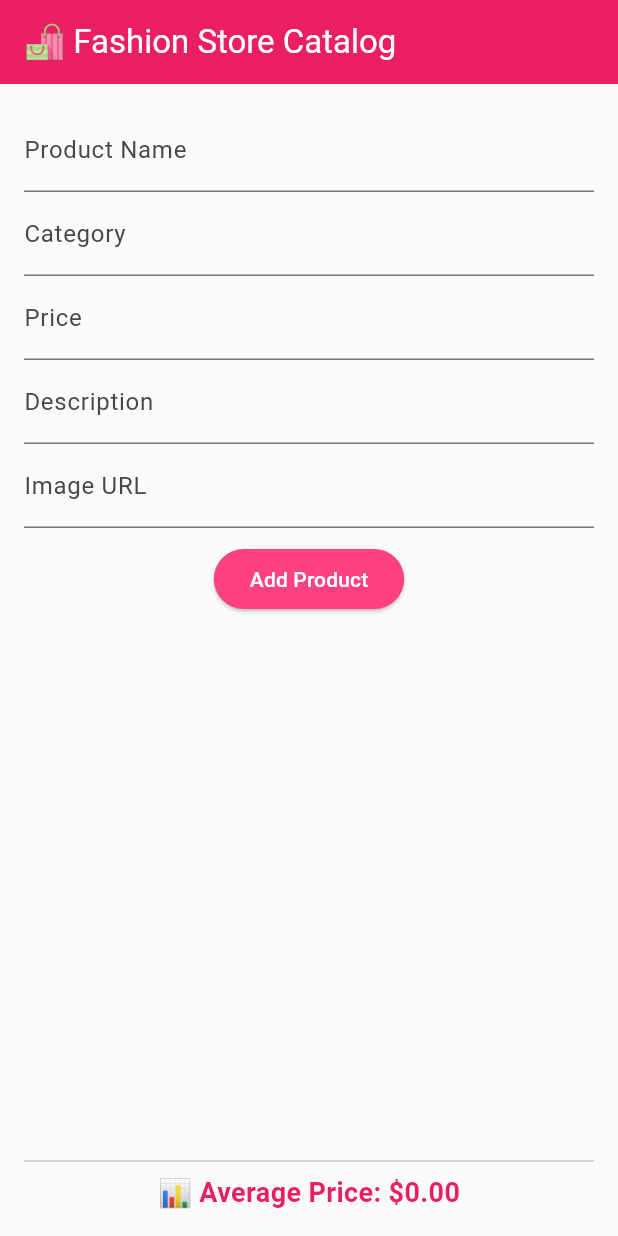
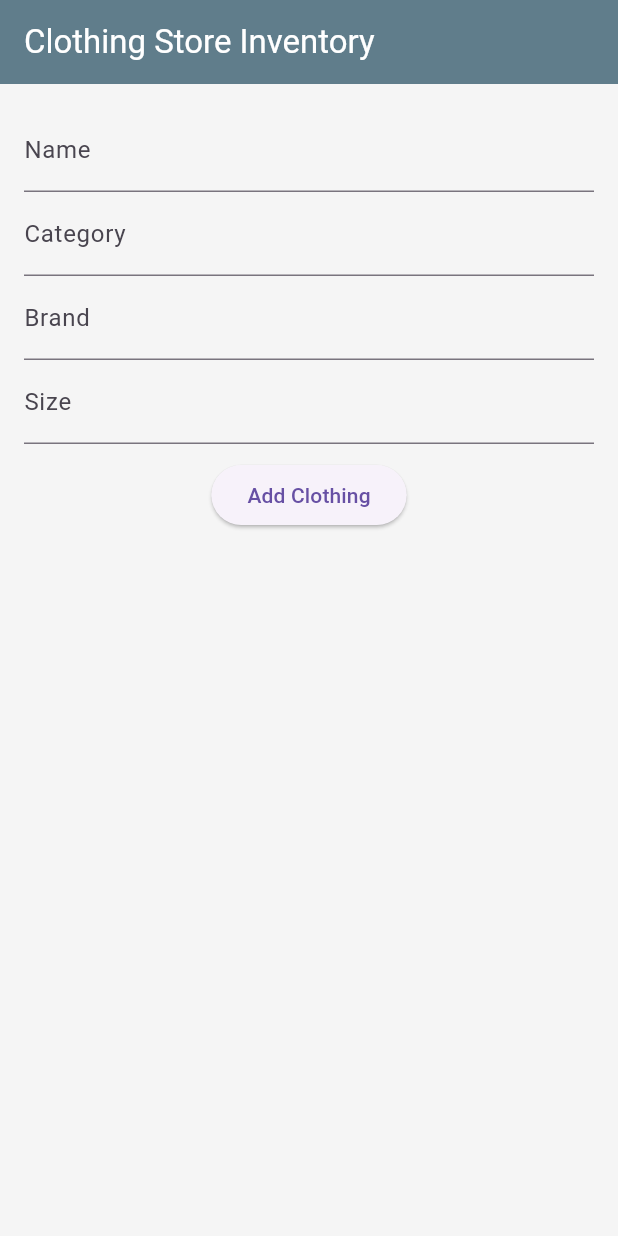
Before and after one commit to Mounika3128/flutter6, a Flutter app: the screen it shows after launch, on a phone screen of 412 x 824 dp. Run offline on Flutter 3.47's test engine with Material 3 defaults, Android fonts, the phone set to English and light mode, and no system bars; our stand-ins replace sqflite_common_ffi; accounts and stored records are empty.

Commit message:
first commit

```diff
--- /dev/null
+++ b/lib/clothing_item.dart
@@ -0,0 +1,34 @@
+class ClothingItem {
+  int? id;
+  String name;
+  String category;
+  String brand;
+  String size;
+
+  ClothingItem({
+    this.id,
+    required this.name,
+    required this.category,
+    required this.brand,
+    required this.size,
+  });
+
+  factory ClothingItem.fromMap(Map<String, dynamic> map) {
+    return ClothingItem(
+      id: map['id'],
+      name: map['name'],
+      category: map['category'],
+      brand: map['brand'],
+      size: map['size'],
+    );
+  }
+
+  Map<String, dynamic> toMap() {
+    return {
+      'name': name,
+      'category': category,
+      'brand': brand,
+      'size': size,
+    };
+  }
+}
--- a/lib/database_helper.dart
+++ b/lib/database_helper.dart
@@ -1,21 +1,20 @@
 import 'dart:io';
-// ignore: depend_on_referenced_packages
 import 'package:path/path.dart';
 import 'package:path_provider/path_provider.dart';
 import 'package:sqflite_common_ffi/sqflite_ffi.dart';
+import 'clothing_item.dart';
 
-import 'product.dart';
-
-class ProductDatabaseHelper {
+class ClothingDatabaseHelper {
   static Database? _database;
-  static final ProductDatabaseHelper instance = ProductDatabaseHelper._privateConstructor();
-  ProductDatabaseHelper._privateConstructor();
+  static final ClothingDatabaseHelper instance =
+      ClothingDatabaseHelper._privateConstructor();
+  ClothingDatabaseHelper._privateConstructor();
 
   Future<Database> get database async {
     if (_database != null) return _database!;
 
     Directory dir = await getApplicationDocumentsDirectory();
-    String path = join(dir.path, 'fashion_store.db');
+    String path = join(dir.path, 'clothing_store.db');
 
     if (Platform.isWindows || Platform.isLinux || Platform.isMacOS) {
       sqfliteFfiInit();
@@ -26,16 +25,12 @@ class ProductDatabaseHelper {
           onCreate: _onCreate,
         ),
       );
-      // ignore: avoid_print
-      print("✅ Using FFI-based SQLite factory for desktop.");
     } else {
       _database = await openDatabase(
         path,
         version: 1,
         onCreate: _onCreate,
       );
-      // ignore: avoid_print
-      print("✅ Using default SQLite factory for mobile.");
     }
 
     return _database!;
@@ -43,56 +38,43 @@ class ProductDatabaseHelper {
 
   Future<void> _onCreate(Database db, int version) async {
     await db.execute('''
-      CREATE TABLE products (
+      CREATE TABLE clothing (
         id INTEGER PRIMARY KEY AUTOINCREMENT,
         name TEXT,
         category TEXT,
-        price REAL,
-        description TEXT,
-        imageUrl TEXT
+        brand TEXT,
+        size TEXT
       )
     ''');
   }
 
-  Future<int> insertProduct(Product product) async {
+  Future<int> insertClothing(ClothingItem item) async {
     final db = await instance.database;
-    return await db.insert('products', product.toMap());
+    return await db.insert('clothing', item.toMap());
   }
 
-  Future<List<Product>> getAllProducts() async {
+  Future<List<ClothingItem>> getAllClothing() async {
     final db = await instance.database;
-    final result = await db.query('products', orderBy: 'name ASC');
-    return result.map((e) => Product.fromMap(e)).toList();
+    final result = await db.query('clothing', orderBy: 'name ASC');
+    return result.map((e) => ClothingItem.fromMap(e)).toList();
   }
 
-  Future<int> updateProduct(Product product) async {
+  Future<int> updateClothing(ClothingItem item) async {
     final db = await instance.database;
     return await db.update(
-      'products',
-      product.toMap(),
+      'clothing',
+      item.toMap(),
       where: 'id = ?',
-      whereArgs: [product.id],
+      whereArgs: [item.id],
     );
   }
 
-  Future<int> deleteProduct(int id) async {
+  Future<int> deleteClothing(int id) async {
     final db = await instance.database;
     return await db.delete(
-      'products',
+      'clothing',
       where: 'id = ?',
       whereArgs: [id],
     );
   }
-
-  // Optional: Add a method to get products by category for fashion store filtering
-  Future<List<Product>> getProductsByCategory(String category) async {
-    final db = await instance.database;
-    final result = await db.query(
-      'products',
-      where: 'category = ?',
-      whereArgs: [category],
-      orderBy: 'name ASC',
-    );
-    return result.map((e) => Product.fromMap(e)).toList();
-  }
 }
--- a/lib/main.dart
+++ b/lib/main.dart
@@ -1,210 +1,130 @@
 import 'package:flutter/material.dart';
-import 'package:flutter_application_1/database_helper.dart';
-import 'product.dart';  // Updated import to the new Product class
+import 'clothing_item.dart';
+import 'database_helper.dart';
 
 void main() {
-  // ProductDatabaseHelper handles database init per platform, no FFI init here
-  runApp(const FashionStoreApp());
+  runApp(const ClothingStoreApp());
 }
 
-class FashionStoreApp extends StatelessWidget {
-  const FashionStoreApp({super.key});
+class ClothingStoreApp extends StatelessWidget {
+  const ClothingStoreApp({super.key});
 
   @override
   Widget build(BuildContext context) {
     return MaterialApp(
-      title: 'Fashion Store',
+      title: 'Clothing Store',
       debugShowCheckedModeBanner: false,
       theme: ThemeData(
-        primarySwatch: Colors.pink,  // Changed to pink for a fashion-themed color scheme
-        scaffoldBackgroundColor: Colors.grey[50],  // Light background for elegance
+        primarySwatch: Colors.blueGrey,
+        scaffoldBackgroundColor: Colors.grey[100],
         appBarTheme: const AppBarTheme(
-          backgroundColor: Colors.pink,
-          foregroundColor: Colors.white,
-        ),
-        elevatedButtonTheme: ElevatedButtonThemeData(
-          style: ElevatedButton.styleFrom(
-            backgroundColor: Colors.pinkAccent,
+          backgroundColor: Colors.blueGrey,
           foregroundColor: Colors.white,
         ),
       ),
-        cardTheme: CardThemeData(  // Fixed: Changed CardTheme to CardThemeData
-          elevation: 4,
-          shape: RoundedRectangleBorder(borderRadius: BorderRadius.circular(12)),
-        ),
-      ),
-      home: const ProductCatalogScreen(),
+      home: const ClothingCatalogScreen(),
     );
   }
 }
 
-class ProductCatalogScreen extends StatefulWidget {
-  const ProductCatalogScreen({super.key});
+class ClothingCatalogScreen extends StatefulWidget {
+  const ClothingCatalogScreen({super.key});
 
   @override
-  // ignore: library_private_types_in_public_api
-  _ProductCatalogScreenState createState() => _ProductCatalogScreenState();
+  State<ClothingCatalogScreen> createState() => _ClothingCatalogScreenState();
 }
 
-class _ProductCatalogScreenState extends State<ProductCatalogScreen> {
+class _ClothingCatalogScreenState extends State<ClothingCatalogScreen> {
   final _nameController = TextEditingController();
   final _categoryController = TextEditingController();
-  final _priceController = TextEditingController();
-  final _descriptionController = TextEditingController();
-  final _imageUrlController = TextEditingController();
+  final _brandController = TextEditingController();
+  final _sizeController = TextEditingController();
 
-  List<Product> _products = [];
-  double _averagePrice = 0.0;
+  List<ClothingItem> _clothingList = [];
 
   @override
   void initState() {
     super.initState();
-    _loadProducts();
+    _loadClothing();
   }
 
-  void _loadProducts() async {
-    try {
-      final data = await ProductDatabaseHelper.instance.getAllProducts();
-      double total = 0;
-      for (var p in data) {
-        total += p.price;
-      }
+  void _loadClothing() async {
+    final data = await ClothingDatabaseHelper.instance.getAllClothing();
     if (!mounted) return;
-      setState(() {
-        _products = data;
-        _averagePrice = data.isNotEmpty ? total / data.length : 0.0;
-      });
-    } catch (e) {
-      if (!mounted) return;
-      ScaffoldMessenger.of(context).showSnackBar(
-        SnackBar(content: Text("❌ Error loading products: $e")),
-      );
-    }
+    setState(() => _clothingList = data);
   }
 
-  void _addProduct() async {
+  void _addClothing() async {
     if (_nameController.text.isEmpty ||
         _categoryController.text.isEmpty ||
-        _priceController.text.isEmpty ||
-        _descriptionController.text.isEmpty ||
-        _imageUrlController.text.isEmpty) {
-      if (!mounted) return;
+        _brandController.text.isEmpty ||
+        _sizeController.text.isEmpty) {
       ScaffoldMessenger.of(context).showSnackBar(
-        const SnackBar(content: Text("⚠️ Please fill all fields")),
+        const SnackBar(content: Text("Please fill all fields")),
       );
       return;
     }
-    try {
-      final newProduct = Product(
+
+    final item = ClothingItem(
       name: _nameController.text.trim(),
       category: _categoryController.text.trim(),
-        price: double.tryParse(_priceController.text) ?? 0.0,
-        description: _descriptionController.text.trim(),
-        imageUrl: _imageUrlController.text.trim(),
+      brand: _brandController.text.trim(),
+      size: _sizeController.text.trim(),
     );
 
-      await ProductDatabaseHelper.instance.insertProduct(newProduct);
-      if (!mounted) return;
-
+    await ClothingDatabaseHelper.instance.insertClothing(item);
     _clearFields();
-      _loadProducts();
-      ScaffoldMessenger.of(context).showSnackBar(
-        const SnackBar(content: Text("✅ Product added successfully!")),
-      );
-    } catch (e) {
-      if (!mounted) return;
-      debugPrint('Error in _addProduct: $e');
-      ScaffoldMessenger.of(context).showSnackBar(
-        SnackBar(content: Text("❌ Error adding product: $e")),
-      );
-    }
+    _loadClothing();
   }
 
   void _clearFields() {
     _nameController.clear();
     _categoryController.clear();
-    _priceController.clear();
-    _descriptionController.clear();
-    _imageUrlController.clear();
+    _brandController.clear();
+    _sizeController.clear();
   }
 
-  void _deleteProduct(int id) async {
-    try {
-      await ProductDatabaseHelper.instance.deleteProduct(id);
-      if (!mounted) return;
-      _loadProducts();
-      ScaffoldMessenger.of(context).showSnackBar(
-        const SnackBar(content: Text("🗑️ Product deleted")),
-      );
-    } catch (e) {
-      if (!mounted) return;
-      ScaffoldMessenger.of(context).showSnackBar(
-        SnackBar(content: Text("❌ Error deleting product: $e")),
-      );
-    }
+  void _deleteClothing(int id) async {
+    await ClothingDatabaseHelper.instance.deleteClothing(id);
+    _loadClothing();
   }
 
-  void _updateProduct(Product product) async {
-    _nameController.text = product.name;
-    _categoryController.text = product.category;
-    _priceController.text = product.price.toString();
-    _descriptionController.text = product.description;
-    _imageUrlController.text = product.imageUrl;
+  void _updateClothing(ClothingItem item) {
+    _nameController.text = item.name;
+    _categoryController.text = item.category;
+    _brandController.text = item.brand;
+    _sizeController.text = item.size;
 
     showDialog(
       context: context,
       builder: (_) => AlertDialog(
-        title: const Text("Update Product"),
+        title: const Text("Update Clothing Item"),
         content: Column(
           mainAxisSize: MainAxisSize.min,
           children: [
-            TextField(
-                controller: _nameController,
-                decoration: const InputDecoration(labelText: "Product Name")),
-            TextField(
-                controller: _categoryController,
-                decoration: const InputDecoration(labelText: "Category")),
-            TextField(
-                controller: _priceController,
-                decoration: const InputDecoration(labelText: "Price"),
-                keyboardType: TextInputType.number),
-            TextField(
-                controller: _descriptionController,
-                decoration: const InputDecoration(labelText: "Description")),
-            TextField(
-                controller: _imageUrlController,
-                decoration: const InputDecoration(labelText: "Image URL")),
+            TextField(controller: _nameController, decoration: const InputDecoration(labelText: "Name")),
+            TextField(controller: _categoryController, decoration: const InputDecoration(labelText: "Category")),
+            TextField(controller: _brandController, decoration: const InputDecoration(labelText: "Brand")),
+            TextField(controller: _sizeController, decoration: const InputDecoration(labelText: "Size")),
           ],
         ),
         actions: [
           TextButton(
             onPressed: () async {
-              try {
-                final updatedProduct = Product(
-                  id: product.id,
+              final updated = ClothingItem(
+                id: item.id,
                 name: _nameController.text.trim(),
                 category: _categoryController.text.trim(),
-                  price: double.tryParse(_priceController.text) ?? 0.0,
-                  description: _descriptionController.text.trim(),
-                  imageUrl: _imageUrlController.text.trim(),
+                brand: _brandController.text.trim(),
+                size: _sizeController.text.trim(),
               );
-                await ProductDatabaseHelper.instance.updateProduct(updatedProduct);
-                if (!mounted) return;
+              await ClothingDatabaseHelper.instance.updateClothing(updated);
+              Navigator.pop(context);
               _clearFields();
-                Navigator.pop(context);
-                _loadProducts();
-                ScaffoldMessenger.of(context).showSnackBar(
-                  const SnackBar(content: Text("✏️ Product updated successfully!")),
-                );
-              } catch (e) {
-                if (!mounted) return;
-                ScaffoldMessenger.of(context).showSnackBar(
-                  SnackBar(content: Text("❌ Error updating product: $e")),
-                );
-              }
+              _loadClothing();
             },
             child: const Text("Save"),
-          )
+          ),
         ],
       ),
     );
@@ -213,50 +133,35 @@ class _ProductCatalogScreenState extends State<ProductCatalogScreen> {
   @override
   Widget build(BuildContext context) {
     return Scaffold(
-      appBar: AppBar(title: const Text("🛍️ Fashion Store Catalog")),
+      appBar: AppBar(title: const Text("Clothing Store Inventory")),
       body: Padding(
         padding: const EdgeInsets.all(16),
         child: Column(
           children: [
-            TextField(
-                controller: _nameController,
-                decoration: const InputDecoration(labelText: "Product Name")),
-            TextField(
-                controller: _categoryController,
-                decoration: const InputDecoration(labelText: "Category")),
-            TextField(
-                controller: _priceController,
-                decoration: const InputDecoration(labelText: "Price"),
-                keyboardType: TextInputType.number),
-            TextField(
-                controller: _descriptionController,
-                decoration: const InputDecoration(labelText: "Description")),
-            TextField(
-                controller: _imageUrlController,
-                decoration: const InputDecoration(labelText: "Image URL")),
+            TextField(controller: _nameController, decoration: const InputDecoration(labelText: "Name")),
+            TextField(controller: _categoryController, decoration: const InputDecoration(labelText: "Category")),
+            TextField(controller: _brandController, decoration: const InputDecoration(labelText: "Brand")),
+            TextField(controller: _sizeController, decoration: const InputDecoration(labelText: "Size")),
             const SizedBox(height: 10),
-            ElevatedButton(onPressed: _addProduct, child: const Text("Add Product")),
+            ElevatedButton(onPressed: _addClothing, child: const Text("Add Clothing")),
             const SizedBox(height: 10),
             Expanded(
               child: ListView.builder(
-                itemCount: _products.length,
+                itemCount: _clothingList.length,
                 itemBuilder: (context, index) {
-                  final product = _products[index];
+                  final item = _clothingList[index];
                   return Card(
                     child: ListTile(
-                      leading: product.imageUrl.isNotEmpty
-                          ? Image.network(product.imageUrl, width: 50, height: 50, fit: BoxFit.cover)
-                          : const Icon(Icons.image, size: 50),
-                      title: Text("${product.name} - ${product.category}"),
-                      subtitle: Text("Price: \$${product.price.toStringAsFixed(2)}\n${product.description}"),
+                      title: Text("${item.name} - ${item.brand}"),
+                      subtitle: Text("Category: ${item.category} | Size: ${item.size}"),
                       trailing: Row(
                         mainAxisSize: MainAxisSize.min,
                         children: [
                           IconButton(
-                              onPressed: () => _updateProduct(product),
+                              onPressed: () => _updateClothing(item),
                               icon: const Icon(Icons.edit, color: Colors.blue)),
                           IconButton(
-                              onPressed: () => _deleteProduct(product.id!),
+                              onPressed: () => _deleteClothing(item.id!),
                               icon: const Icon(Icons.delete, color: Colors.red)),
                         ],
                       ),
@@ -265,14 +170,6 @@ class _ProductCatalogScreenState extends State<ProductCatalogScreen> {
                 },
               ),
             ),
-            const Divider(thickness: 1),
-            Text(
-              "📊 Average Price: \$${_averagePrice.toStringAsFixed(2)}",
-              style: const TextStyle(
-                  fontSize: 18,
-                  fontWeight: FontWeight.bold,
-                  color: Colors.pink),
-            ),
           ],
         ),
       ),
--- a/lib/product.dart
+++ /dev/null
@@ -1,38 +0,0 @@
-class Product {
-  int? id;
-  String name;
-  String category;
-  double price;
-  String description;
-  String imageUrl;
-
-  Product({
-    this.id,
-    required this.name,
-    required this.category,
-    required this.price,
-    required this.description,
-    required this.imageUrl,
-  });
-
-  factory Product.fromMap(Map<String, dynamic> map) {
-    return Product(
-      id: map['id'],
-      name: map['name'],
-      category: map['category'],
-      price: map['price'],
-      description: map['description'],
-      imageUrl: map['imageUrl'],
-    );
-  }
-
-  Map<String, dynamic> toMap() {
-    return {
-      'name': name,
-      'category': category,
-      'price': price,
-      'description': description,
-      'imageUrl': imageUrl,
-    };
-  }
-}
--- a/pubspec.yaml
+++ b/pubspec.yaml
@@ -34,6 +34,7 @@ dependencies:
   path_provider: ^2.1.2  # Fixed the bullet point typo
   cupertino_icons: ^1.0.8
   sqflite_common_ffi: ^2.3.0
+
 
   # The following adds the Cupertino Icons font to your application.
   # Use with the CupertinoIcons class for iOS style icons.
```
Also changed, not shown: 1 other file. Lines whose indentation alone changed are shown as unchanged.
